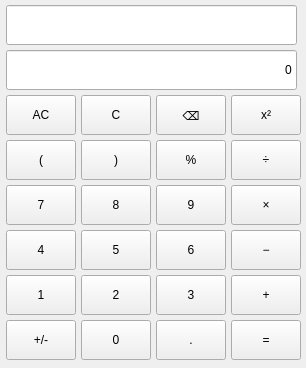
The window that MyCalculator/mainwindow.ui (kunalgavhane12/QtAssignment) describes before a commit, drawn with Qt 5.
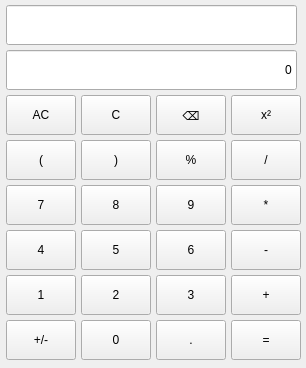
The same window after the commit.

The edit to the form file:
```diff
--- a/MyCalculator/mainwindow.ui
+++ b/MyCalculator/mainwindow.ui
@@ -243,7 +243,7 @@
        </size>
       </property>
       <property name="text">
-       <string>×</string>
+       <string>*</string>
       </property>
      </widget>
     </item>
@@ -268,7 +268,7 @@
        </size>
       </property>
       <property name="text">
-       <string>÷</string>
+       <string>/</string>
       </property>
      </widget>
     </item>
@@ -621,7 +621,7 @@
        </size>
       </property>
       <property name="text">
-       <string>−</string>
+       <string>-</string>
       </property>
      </widget>
     </item>
```
